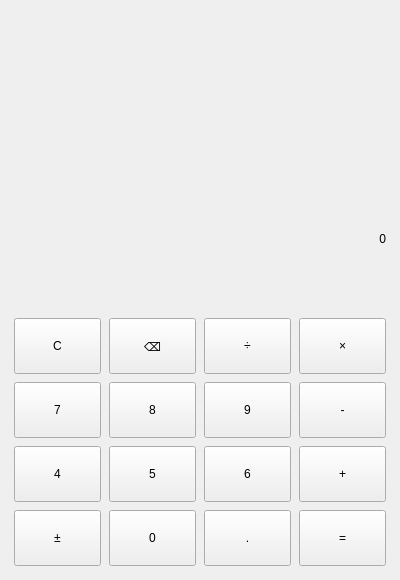
Above: mainwindow.ui from WILLOWOCT/Calculator before the change. Below: the same form after it.
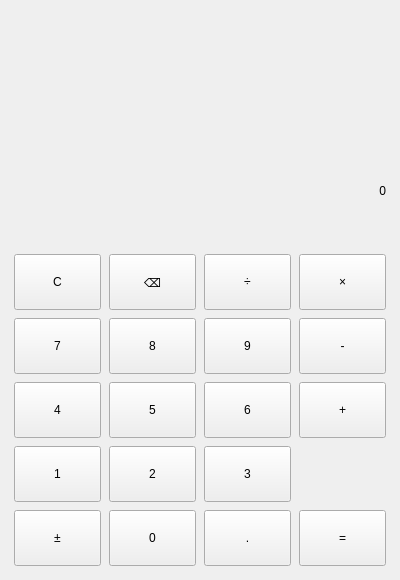
That is the form after the change.

Commit message:
fix: 补上 UI 中缺失的数字键 1、2、3
UI 布局文件生成时漏掉了 btn1/btn2/btn3 三个按钮，导致网格只有
4 行（C⌫÷× / 789- / 456+ / ±0.=），无法输入 1 2 3。现补为第 4 行，
±0.= 顺移至第 5 行。

The edit to the form file:
```diff
--- a/mainwindow.ui
+++ b/mainwindow.ui
@@ -108,24 +108,42 @@
        </widget>
       </item>
       <item row="3" column="0">
+       <widget class="QPushButton" name="btn1">
+        <property name="minimumSize"><size><width>60</width><height>56</height></size></property>
+        <property name="text"><string>1</string></property>
+       </widget>
+      </item>
+      <item row="3" column="1">
+       <widget class="QPushButton" name="btn2">
+        <property name="minimumSize"><size><width>60</width><height>56</height></size></property>
+        <property name="text"><string>2</string></property>
+       </widget>
+      </item>
+      <item row="3" column="2">
+       <widget class="QPushButton" name="btn3">
+        <property name="minimumSize"><size><width>60</width><height>56</height></size></property>
+        <property name="text"><string>3</string></property>
+       </widget>
+      </item>
+      <item row="4" column="0">
        <widget class="QPushButton" name="btnSign">
         <property name="minimumSize"><size><width>60</width><height>56</height></size></property>
         <property name="text"><string>±</string></property>
        </widget>
       </item>
-      <item row="3" column="1">
+      <item row="4" column="1">
        <widget class="QPushButton" name="btn0">
         <property name="minimumSize"><size><width>60</width><height>56</height></size></property>
         <property name="text"><string>0</string></property>
        </widget>
       </item>
-      <item row="3" column="2">
+      <item row="4" column="2">
        <widget class="QPushButton" name="btnDot">
         <property name="minimumSize"><size><width>60</width><height>56</height></size></property>
         <property name="text"><string>.</string></property>
        </widget>
       </item>
-      <item row="3" column="3">
+      <item row="4" column="3">
        <widget class="QPushButton" name="btnEqual">
         <property name="minimumSize"><size><width>60</width><height>56</height></size></property>
         <property name="text"><string>=</string></property>
```
